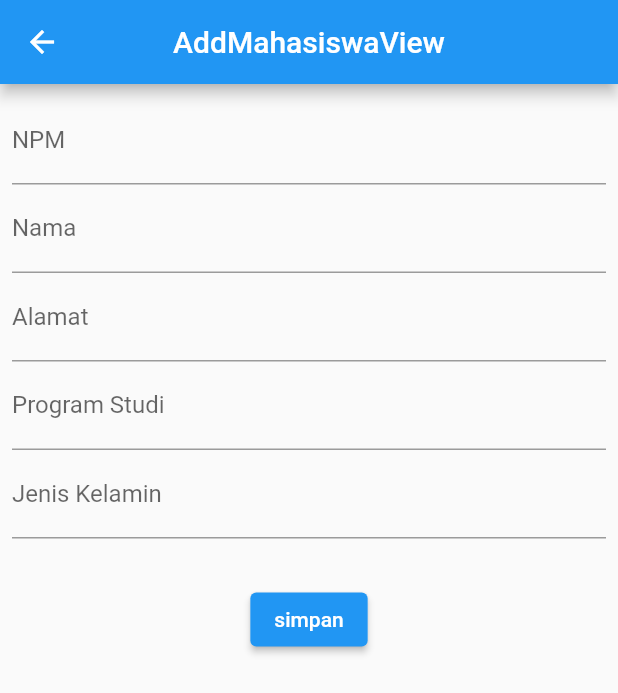
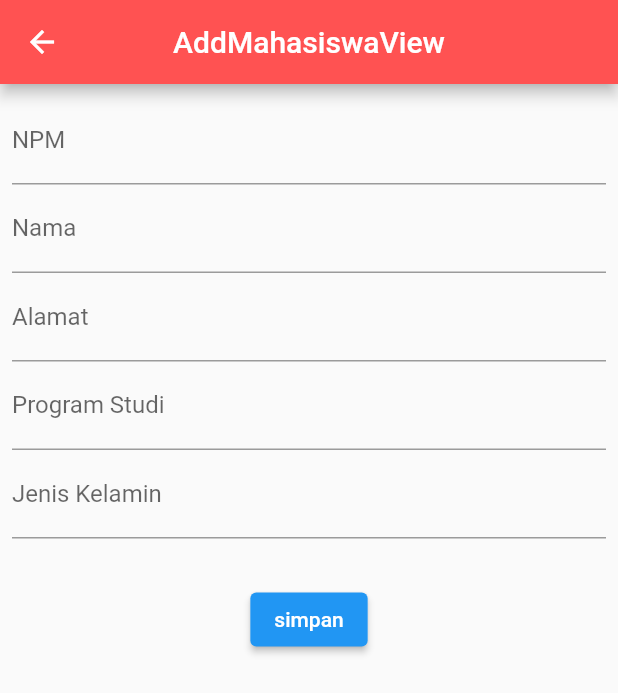
Before and after one commit to RichRicYoh/uts_21312024, a Flutter app: the AddProductView screen opened by its route, on a phone screen of 412 x 824 dp. Shown: the top 693 px of the screen. Run offline on Flutter 3.47's test engine with Material 2 defaults, Android fonts, the light colour scheme and no system bars; our stand-ins replace cloud_firestore, firebase_auth, firebase_core, get, google_sign_in; accounts and stored records are empty.

Commit message:
UTS Mobile 2

```diff
--- a/lib/app/modules/add_product/views/add_product_view.dart
+++ b/lib/app/modules/add_product/views/add_product_view.dart
@@ -12,6 +12,7 @@ class AddProductView extends GetView<AddProductController> {
         appBar: AppBar(
           title: const Text('AddMahasiswaView'),
           centerTitle: true,
+          backgroundColor: Colors.redAccent,
         ),
         body: Padding(
           padding: EdgeInsets.all(8),
```
